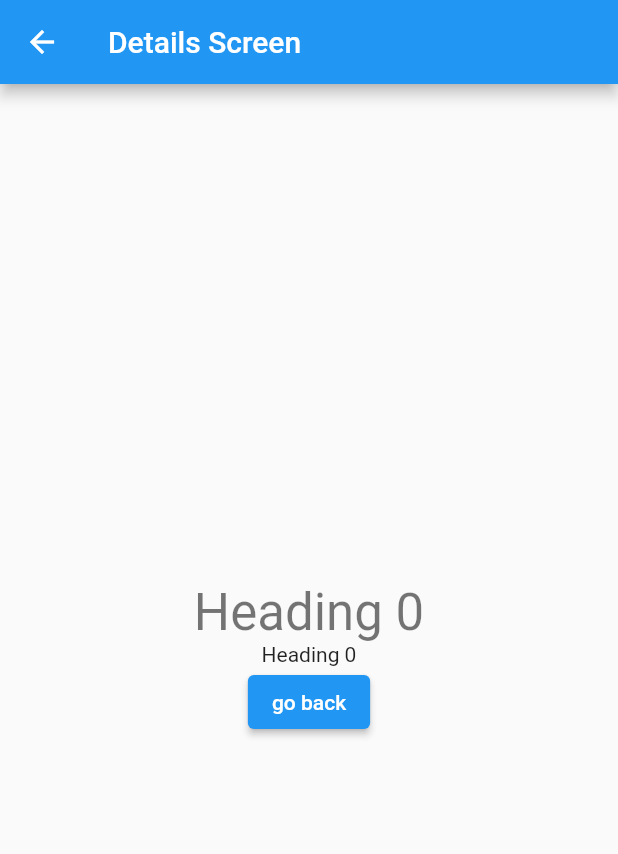
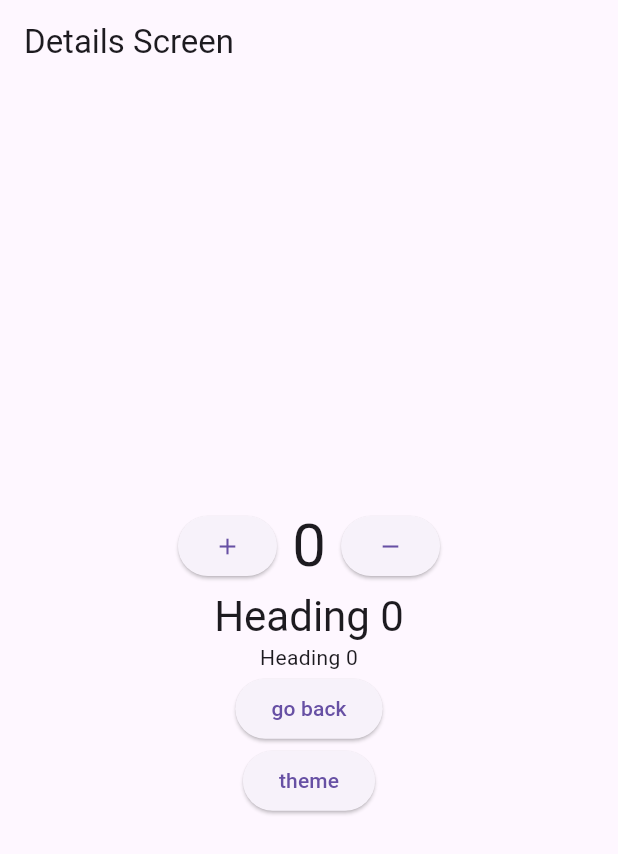
Before and after one commit to wenkey-everest/learning_flutter_app, a Flutter app: the screen it shows after launch, after a tap on an icon or button, on a phone screen of 412 x 824 dp. Shown: the top 854 px of the screen. Run offline on Flutter 3.47's test engine with Material 2 defaults, Android fonts, the phone set to English and light mode, and no system bars; our stand-ins replace go_router.

Commit message:
Add provider for theme and counter

```diff
--- /dev/null
+++ b/lib/config/router.dart
@@ -0,0 +1,19 @@
+import 'package:flutter/material.dart';
+import 'package:go_router/go_router.dart';
+import 'package:learning_flutter_app/presentation/screens/details_screen.dart';
+import 'package:learning_flutter_app/presentation/screens/home_screen.dart';
+import 'package:learning_flutter_app/utils/constants.dart';
+
+final GoRouter router = GoRouter(initialLocation: "/", routes: <RouteBase>[
+  GoRoute(
+    path: homeScreenPath,
+    name: homeScreen,
+    builder: (context, state) => HomeScreen(),
+  ),
+  GoRoute(
+    path: detailsScreenPath,
+    name: detailsScreen,
+    builder: (context, state) =>
+        DetailsScreen(extra: state.extra! as Map<String, Widget>),
+  ),
+]);
--- /dev/null
+++ b/lib/config/theme.dart
@@ -0,0 +1,4 @@
+import 'package:flutter/material.dart';
+
+final ThemeData themeData =
+    ThemeData(useMaterial3: true, brightness: Brightness.light);
--- a/lib/main.dart
+++ b/lib/main.dart
@@ -1,23 +1,38 @@
 import 'package:flutter/material.dart';
-import 'package:learning_flutter_app/screens/details_screen.dart';
-import 'package:learning_flutter_app/screens/home_screen.dart';
+import 'package:learning_flutter_app/config/router.dart';
+import 'package:learning_flutter_app/config/theme.dart';
+import 'package:learning_flutter_app/presentation/providers/counter_provider.dart';
+import 'package:learning_flutter_app/presentation/providers/theme_provider.dart';
+import 'package:provider/provider.dart';
 
 void main() {
-  runApp(MyApp());
+  runApp(const MyApp());
 }
 
 class MyApp extends StatelessWidget {
-  MyApp({super.key});
-
-  final routes = <String, Widget Function(BuildContext)>{
-    "/details": (context) => const DetailsScreen(),
-  };
+  const MyApp({super.key});
 
   @override
   Widget build(BuildContext context) {
-    return MaterialApp(
-      routes: routes,
-      home: HomeScreen(),
+    return MultiProvider(
+      providers: [
+        ChangeNotifierProvider(
+          create: (context) => CounterProvider(),
+        ),
+        ChangeNotifierProvider(
+          create: (context) =>
+              ThemeProvider(),
+        )
+      ],
+      child: Builder(builder: (context) {
+        return MaterialApp.router(
+          theme: themeData,
+          routerConfig: router,
+          darkTheme: ThemeData(brightness: Brightness.dark, useMaterial3: true),
+          themeMode: context.watch<ThemeProvider>().theme,
+          debugShowCheckedModeBanner: false,
+        );
+      }),
     );
   }
 }
--- /dev/null
+++ b/lib/presentation/providers/counter_provider.dart
@@ -0,0 +1,15 @@
+import 'package:flutter/material.dart';
+
+class CounterProvider with ChangeNotifier {
+  int number = 0;
+
+  void increment() {
+    number++;
+    notifyListeners();
+  }
+
+  void decrement() {
+    number--;
+    notifyListeners();
+  }
+}
--- /dev/null
+++ b/lib/presentation/providers/theme_provider.dart
@@ -0,0 +1,10 @@
+import 'package:flutter/material.dart';
+
+class ThemeProvider with ChangeNotifier {
+  ThemeMode theme = ThemeMode.light;
+
+  void toggleTheme() {
+    theme = (theme == ThemeMode.dark ? ThemeMode.light : ThemeMode.dark);
+    notifyListeners();
+  }
+}
--- /dev/null
+++ b/lib/presentation/screens/details_screen.dart
@@ -0,0 +1,72 @@
+import 'package:flutter/material.dart';
+import 'package:go_router/go_router.dart';
+import 'package:learning_flutter_app/presentation/providers/counter_provider.dart';
+import 'package:learning_flutter_app/presentation/providers/theme_provider.dart';
+import 'package:provider/provider.dart';
+
+class DetailsScreen extends StatelessWidget {
+  const DetailsScreen({required this.extra, super.key});
+
+  final Map<String, Widget> extra;
+
+  @override
+  Widget build(BuildContext context) {
+    return Scaffold(
+      appBar: AppBar(
+        title: const Text("Details Screen"),
+      ),
+      body: Consumer<CounterProvider>(
+        builder: (BuildContext context, provider, Widget? child) {
+          return Center(
+            child: Column(
+              mainAxisAlignment: MainAxisAlignment.center,
+              children: <Widget>[
+                Row(
+                  mainAxisAlignment: MainAxisAlignment.center,
+                  children: <Widget>[
+                    ElevatedButton(
+                      onPressed: () {
+                        provider.increment();
+                      },
+                      child: const Icon(Icons.add),
+                    ),
+                    const SizedBox(
+                      width: 10,
+                    ),
+                    Text(
+                      '${provider.number}',
+                      style: const TextStyle(fontSize: 40),
+                    ),
+                    const SizedBox(
+                      width: 10,
+                    ),
+                    ElevatedButton(
+                      onPressed: () {
+                        provider.decrement();
+                      },
+                      child: const Icon(Icons.remove),
+                    )
+                  ],
+                ),
+                extra["title"]!,
+                extra["subtitle"]!,
+                ElevatedButton(
+                  onPressed: () {
+                    context.go("/");
+                  },
+                  child: const Text("go back"),
+                ),
+                ElevatedButton(
+                    onPressed: () {
+                      Provider.of<ThemeProvider>(context, listen: false)
+                          .toggleTheme();
+                    },
+                    child: const Text("theme"))
+              ],
+            ),
+          );
+        },
+      ),
+    );
+  }
+}
--- a/lib/screens/home_screen.dart
+++ b/lib/presentation/screens/home_screen.dart
@@ -1,6 +1,6 @@
 import 'package:flutter/material.dart';
-import 'package:learning_flutter_app/cutsom_list_tile.dart';
-import 'package:learning_flutter_app/widgets/custom_list_tile.dart';
+import 'package:learning_flutter_app/domain/modals/custom_list_modal.dart';
+import 'package:learning_flutter_app/presentation/widgets/custom_list_tile.dart';
 
 class HomeScreen extends StatelessWidget {
   HomeScreen({super.key});
--- a/lib/widgets/custom_list_tile.dart
+++ b/lib/presentation/widgets/custom_list_tile.dart
@@ -1,12 +1,13 @@
 import 'package:flutter/material.dart';
-import 'package:learning_flutter_app/cutsom_list_tile.dart';
+import 'package:go_router/go_router.dart';
+import 'package:learning_flutter_app/domain/modals/custom_list_modal.dart';
 
 Widget customListTile(CustomListTile tile, BuildContext context) {
   return ListTile(
     title: tile.buildTitle(context),
     subtitle: tile.buildSubTitle(context),
     onTap: () {
-      Navigator.pushNamed(context, "/details", arguments: <String, Widget>{
+      context.goNamed("DetailsScreen", extra: <String, Widget>{
         "title": tile.buildTitle(context),
         "subtitle": tile.buildSubTitle(context)
       });
--- a/lib/screens/details_screen.dart
+++ /dev/null
@@ -1,29 +0,0 @@
-import 'package:flutter/material.dart';
-
-class DetailsScreen extends StatelessWidget {
-  const DetailsScreen({super.key});
-
-  @override
-  Widget build(BuildContext context) {
-    final args =
-        ModalRoute.of(context)!.settings.arguments as Map<String, Widget>;
-    return Scaffold(
-      appBar: AppBar(
-        title: const Text("Details Screen"),
-      ),
-      body: Center(
-          child: Column(
-        mainAxisAlignment: MainAxisAlignment.center,
-        children: <Widget>[
-          args["title"]!,
-          args["subtitle"]!,
-          ElevatedButton(
-              onPressed: () {
-                Navigator.pop(context);
-              },
-              child: const Text("go back"))
-        ],
-      )),
-    );
-  }
-}
--- /dev/null
+++ b/lib/utils/constants.dart
@@ -0,0 +1,7 @@
+// paths
+const homeScreenPath = "/";
+const detailsScreenPath = "/details";
+
+//Screen names
+const homeScreen = "HomeScreen";
+const detailsScreen = "DetailsScreen";
--- a/pubspec.yaml
+++ b/pubspec.yaml
@@ -34,6 +34,9 @@ dependencies:
   # The following adds the Cupertino Icons font to your application.
   # Use with the CupertinoIcons class for iOS style icons.
   cupertino_icons: ^1.0.2
+  provider: ^6.0.5
+  flutter_local_notifications: ^16.1.0
+  go_router: ^11.1.4
 
 dev_dependencies:
   flutter_test:
```
Also changed, not shown: lib/domain/modals/custom_list_modal.dart (renamed from lib/cutsom_list_tile.dart), pubspec.lock, 14 other files.
